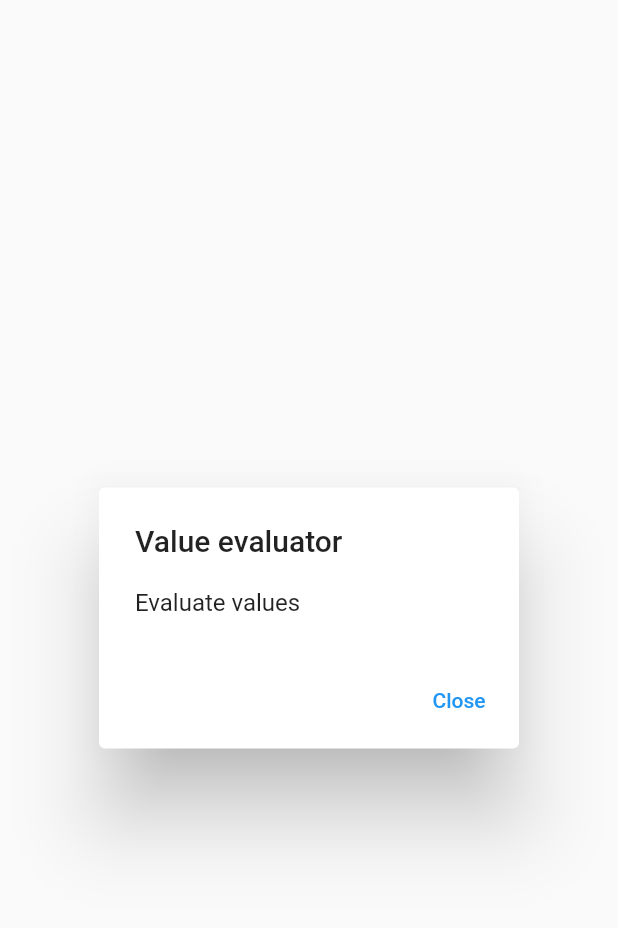
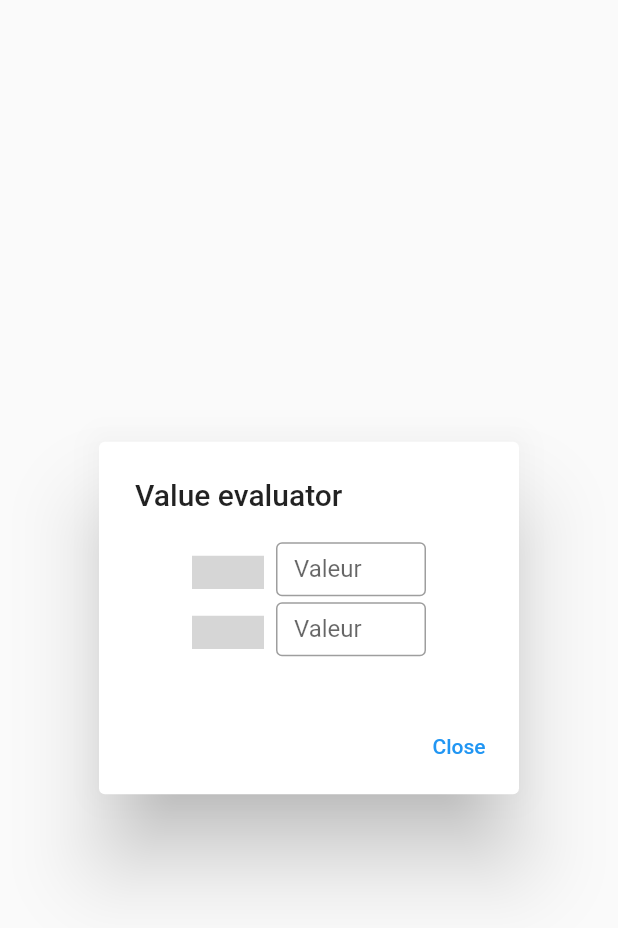
Before and after one commit to Evols/eqsolver, a Flutter app: the ValueEvalEditor widget shown alone on an empty page, opened directly, on a phone screen of 412 x 824 dp. Shown: the top 928 px of the screen. Run offline on Flutter 3.47's test engine with Material 2 defaults, Android fonts, the phone set to English and light mode, and no system bars; our stand-ins replace bloc, flutter_bloc; missing offline and left inert: flutter_math_fork; grey boxes are pictures that could not be loaded.

Commit message:
Value eval working :D

```diff
--- a/lib/widgets/value_eval_editor.dart
+++ b/lib/widgets/value_eval_editor.dart
@@ -11,27 +11,24 @@ import 'package:formula_transformator/core/trivializers/trivializers_applier.dar
 import 'package:formula_transformator/cubit/equations_cubit.dart';
 import 'package:formula_transformator/cubit/value_evaluator_cubit.dart';
 import 'package:formula_transformator/extensions.dart';
+import 'package:formula_transformator/widgets/equation_widget.dart';
 
 class ValueEvalEditor extends StatelessWidget {
 
   const ValueEvalEditor({Key? key}) : super(key: key);
 
-  static int getVarsCount(List<Expression> expressions) => expressions.flatMap(
+  static Set<String> getVars(List<Expression> expressions) => expressions.flatMap(
     (part) => part.foldTree<Set<String>>(
       {},
       (accumulator, expression) => expression is Variable ? { ...accumulator, expression.name } : accumulator
     )
-  ).toSet().length;
+  ).toSet();
+
+  static int getVarsCount(List<Expression> expressions) => getVars(expressions).length;
 
   static Map<String, BigInt> trySolveEquation(Equation equation) {
 
     if (getVarsCount(equation.parts) != 1) {
-      final s = equation.parts.flatMap(
-        (part) => part.foldTree<Set<String>>(
-          {},
-          (accumulator, expression) => expression is Variable ? { ...accumulator, expression.name } : accumulator
-        )
-      ).toSet();
       return <String, BigInt>{};
     }
 
@@ -107,7 +104,7 @@ class ValueEvalEditor extends StatelessWidget {
       child: BlocBuilder<ValueEvaluatorCubit, ValueEvaluatorState>(
         builder: (context, editorState) {
 
-          var solutions = <String, BigInt>{ 'x' : BigInt.from(17)};
+          var solutions = <String, BigInt>{ ...editorState.values };
           var solvedEquations = injectVarValues(equationsState.equations, solutions);
           var justChanged = true;
           while (justChanged) {
@@ -119,16 +116,45 @@ class ValueEvalEditor extends StatelessWidget {
             solvedEquations = injectVarValues(solvedEquations, solutions);
           }
 
-          print('solvedEquations: $solvedEquations');
+          final varIds = getVars(equationsState.equations.flatMap(
+            (equation) => equation.parts
+          ).toList());
+
+          // print('solvedEquations: $solvedEquations');
           print('solutions: $solutions');
+          print('vars: $varIds');
 
           return AlertDialog(
             title: const Text('Value evaluator'),
             content: Column(
               mainAxisSize: MainAxisSize.min,
-              crossAxisAlignment: CrossAxisAlignment.start,
+              crossAxisAlignment: CrossAxisAlignment.center,
               children: <Widget>[
-                const Text('Evaluate values'),
+                ...varIds.map(
+                  (varId) => (
+                    solutions.containsKey(varId)
+                    ? LatexWidget(varId + '=' + solutions[varId].toString())
+                    : Row(children: [
+                      Spacer(),
+                      LatexWidget(varId + '='),
+                      Container(width: 8),
+                      Container(
+                        height: 40,
+                        width: 100,
+                        padding: EdgeInsets.only(bottom: 4.0),
+                        child: TextField(
+                          decoration: const InputDecoration(
+                            border: const OutlineInputBorder(gapPadding: 1),
+                            labelText: 'Valeur',
+                          ),
+                          onSubmitted: (value) => BlocProvider.of<ValueEvaluatorCubit>(context).setValue(varId, BigInt.parse(value)),
+                        ),
+                      ),
+                      Spacer(),
+                    ])
+                  )
+                )
+                // const Text('Evaluate values'),
               ],
             ),
             actions: <Widget>[
```
